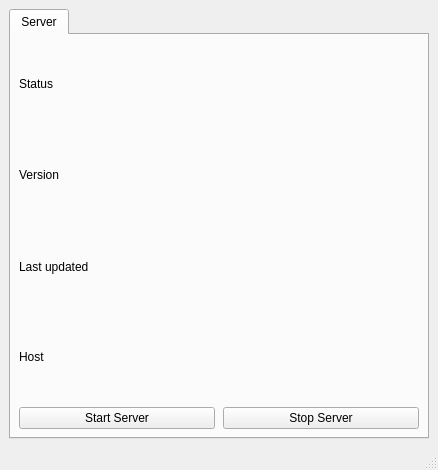
First picture: the form in dcs/client/ui/main_window.ui, repository CLSA/cypress, before the edit.
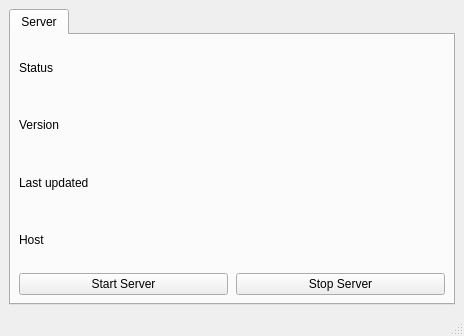
Second picture: the form after the edit.

Patch:
```diff
--- a/dcs/client/ui/main_window.ui
+++ b/dcs/client/ui/main_window.ui
@@ -6,8 +6,8 @@
    <rect>
     <x>0</x>
     <y>0</y>
-    <width>438</width>
-    <height>470</height>
+    <width>464</width>
+    <height>336</height>
    </rect>
   </property>
   <property name="sizePolicy">
@@ -21,14 +21,20 @@
   </property>
   <widget class="QWidget" name="centralwidget">
    <property name="sizePolicy">
-    <sizepolicy hsizetype="Preferred" vsizetype="Expanding">
+    <sizepolicy hsizetype="Preferred" vsizetype="Minimum">
      <horstretch>0</horstretch>
      <verstretch>0</verstretch>
     </sizepolicy>
    </property>
-   <layout class="QVBoxLayout" name="verticalLayout_2">
+   <layout class="QVBoxLayout" name="verticalLayout_2" stretch="0">
     <item>
      <widget class="QTabWidget" name="tabWidget">
+      <property name="sizePolicy">
+       <sizepolicy hsizetype="Expanding" vsizetype="Minimum">
+        <horstretch>0</horstretch>
+        <verstretch>0</verstretch>
+       </sizepolicy>
+      </property>
       <property name="currentIndex">
        <number>0</number>
       </property>
```
Left out of the diff: 2 changed lines with no effect on the pictures.
